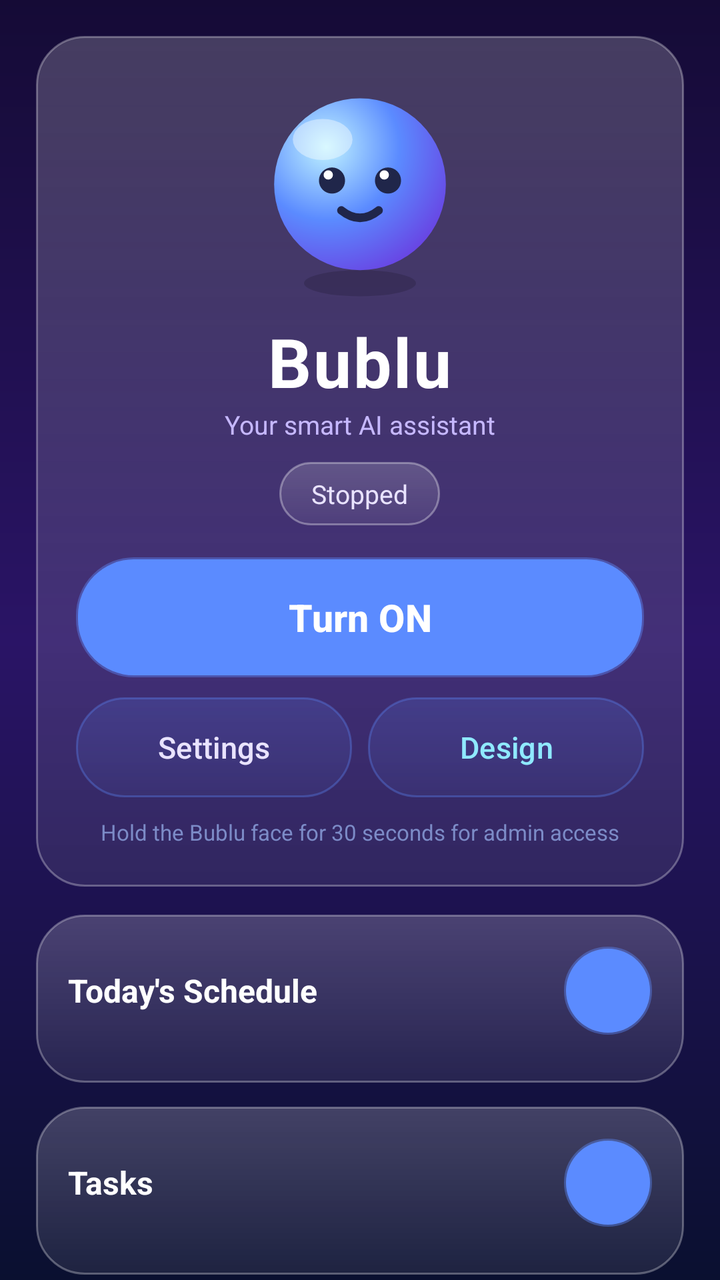
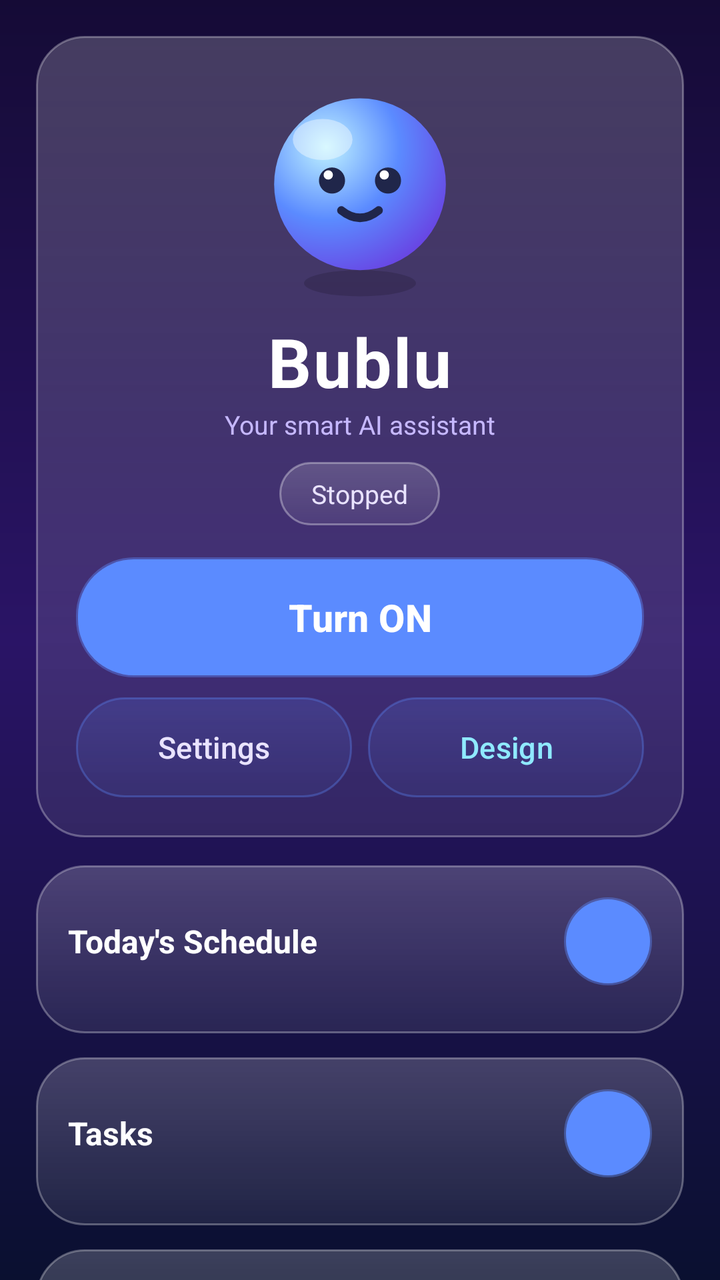

Screens rendered from an Android XML layout before and after an edit, with the pre-edit source and the edit as a unified diff.
<!-- AndroidManifest.xml: application theme Theme.Mitra -->
<!-- res/layout/activity_main.xml -->
<?xml version="1.0" encoding="utf-8"?>
<ScrollView xmlns:android="http://schemas.android.com/apk/res/android"
    android:layout_width="match_parent"
    android:layout_height="match_parent"
    android:background="@drawable/bg_premium"
    android:fillViewport="true"
    android:scrollbars="none">

    <LinearLayout
        android:layout_width="match_parent"
        android:layout_height="wrap_content"
        android:orientation="vertical"
        android:padding="18dp">

        <LinearLayout
            android:layout_width="match_parent"
            android:layout_height="wrap_content"
            android:orientation="vertical"
            android:gravity="center_horizontal"
            android:background="@drawable/card_glass"
            android:padding="20dp">

            <ImageView
                android:id="@+id/avatarImg"
                android:layout_width="112dp"
                android:layout_height="112dp"
                android:src="@drawable/char_idle"
                android:contentDescription="Bublu" />

            <TextView
                android:layout_width="wrap_content"
                android:layout_height="wrap_content"
                android:layout_marginTop="8dp"
                android:text="Bublu"
                android:textColor="#FFFFFF"
                android:textStyle="bold"
                android:textSize="34sp"
                android:letterSpacing="0.03" />

            <TextView
                android:layout_width="wrap_content"
                android:layout_height="wrap_content"
                android:text="Your smart AI assistant"
                android:textColor="#C6B8FF"
                android:textSize="13sp" />

            <TextView
                android:id="@+id/statusTxt"
                android:layout_width="wrap_content"
                android:layout_height="wrap_content"
                android:layout_marginTop="10dp"
                android:background="@drawable/btn_glass"
                android:paddingLeft="16dp"
                android:paddingRight="16dp"
                android:paddingTop="7dp"
                android:paddingBottom="7dp"
                android:text="Stopped"
                android:textColor="#E9E3FF"
                android:textSize="13sp" />

            <Button
                android:id="@+id/toggleBtn"
                android:layout_width="match_parent"
                android:layout_height="60dp"
                android:layout_marginTop="16dp"
                android:background="@drawable/btn_3d"
                android:text="Turn ON"
                android:textAllCaps="false"
                android:textColor="#FFFFFF"
                android:textSize="19sp"
                android:textStyle="bold" />

            <LinearLayout
                android:layout_width="match_parent"
                android:layout_height="wrap_content"
                android:layout_marginTop="10dp"
                android:orientation="horizontal">

                <Button
                    android:id="@+id/setBtn"
                    android:layout_width="0dp"
                    android:layout_height="50dp"
                    android:layout_weight="1"
                    android:background="@drawable/btn_glass"
                    android:text="Settings"
                    android:textAllCaps="false"
                    android:textColor="#E9E3FF"
                    android:textSize="15sp" />

                <Button
                    android:id="@+id/designBtn"
                    android:layout_width="0dp"
                    android:layout_height="50dp"
                    android:layout_marginLeft="8dp"
                    android:layout_weight="1"
                    android:background="@drawable/btn_glass"
                    android:text="Design"
                    android:textAllCaps="false"
                    android:textColor="#8FE9FF"
                    android:textSize="15sp" />
            </LinearLayout>

            <TextView
                android:layout_width="match_parent"
                android:layout_height="wrap_content"
                android:layout_marginTop="10dp"
                android:gravity="center"
                android:text="Hold the Bublu face for 30 seconds for admin access"
                android:textColor="#7C8BC7"
                android:textSize="11sp" />
        </LinearLayout>

        <LinearLayout
            android:layout_width="match_parent"
            android:layout_height="wrap_content"
            android:orientation="vertical"
            android:layout_marginTop="14dp"
            android:background="@drawable/card_glass"
            android:padding="16dp">

            <LinearLayout
                android:layout_width="match_parent"
                android:layout_height="wrap_content"
                android:orientation="horizontal"
                android:gravity="center_vertical">

                <TextView
                    android:layout_width="0dp"
                    android:layout_height="wrap_content"
                    android:layout_weight="1"
                    android:text="Today's Schedule"
                    android:textColor="#FFFFFF"
                    android:textStyle="bold"
                    android:textSize="16sp" />

                <Button
                    android:id="@+id/addSched"
                    android:layout_width="44dp"
                    android:layout_height="44dp"
                    android:background="@drawable/btn_3d"
                    android:text="+"
                    android:textColor="#FFFFFF"
                    android:textSize="20sp"
                    android:textStyle="bold" />
            </LinearLayout>

            <LinearLayout
                android:id="@+id/schedBox"
                android:layout_width="match_parent"
                android:layout_height="wrap_content"
                android:orientation="vertical"
                android:layout_marginTop="8dp" />
        </LinearLayout>

        <LinearLayout
            android:layout_width="match_parent"
            android:layout_height="wrap_content"
            android:orientation="vertical"
            android:layout_marginTop="12dp"
            android:background="@drawable/card_glass"
            android:padding="16dp">

            <LinearLayout
                android:layout_width="match_parent"
                android:layout_height="wrap_content"
                android:orientation="horizontal"
                android:gravity="center_vertical">

                <TextView
                    android:layout_width="0dp"
                    android:layout_height="wrap_content"
                    android:layout_weight="1"
                    android:text="Tasks"
                    android:textColor="#FFFFFF"
                    android:textStyle="bold"
                    android:textSize="16sp" />

                <Button
                    android:id="@+id/addTask"
                    android:layout_width="44dp"
                    android:layout_height="44dp"
                    android:background="@drawable/btn_3d"
                    android:text="+"
                    android:textColor="#FFFFFF"
                    android:textSize="20sp"
                    android:textStyle="bold" />
            </LinearLayout>

            <LinearLayout
                android:id="@+id/taskBox"
                android:layout_width="match_parent"
                android:layout_height="wrap_content"
                android:orientation="vertical"
                android:layout_marginTop="8dp" />
        </LinearLayout>

        <LinearLayout
            android:layout_width="match_parent"
            android:layout_height="wrap_content"
            android:orientation="vertical"
            android:layout_marginTop="12dp"
            android:background="@drawable/card_glass"
            android:padding="16dp">

            <LinearLayout
                android:layout_width="match_parent"
                android:layout_height="wrap_content"
                android:orientation="horizontal"
                android:gravity="center_vertical">

                <TextView
                    android:layout_width="0dp"
                    android:layout_height="wrap_content"
                    android:layout_weight="1"
                    android:text="Notes"
                    android:textColor="#FFFFFF"
                    android:textStyle="bold"
                    android:textSize="16sp" />

                <Button
                    android:id="@+id/addNote"
                    android:layout_width="44dp"
                    android:layout_height="44dp"
                    android:background="@drawable/btn_3d"
                    android:text="+"
                    android:textColor="#FFFFFF"
                    android:textSize="20sp"
                    android:textStyle="bold" />
            </LinearLayout>

            <LinearLayout
                android:id="@+id/noteBox"
                android:layout_width="match_parent"
                android:layout_height="wrap_content"
                android:orientation="vertical"
                android:layout_marginTop="8dp" />
        </LinearLayout>

        <LinearLayout
            android:layout_width="match_parent"
            android:layout_height="wrap_content"
            android:orientation="vertical"
            android:layout_marginTop="12dp"
            android:background="@drawable/card_glass"
            android:padding="16dp">

            <LinearLayout
                android:layout_width="match_parent"
                android:layout_height="wrap_content"
                android:orientation="horizontal"
                android:gravity="center_vertical">

                <TextView
                    android:layout_width="0dp"
                    android:layout_height="wrap_content"
                    android:layout_weight="1"
                    android:text="Important WhatsApp Groups"
                    android:textColor="#FFFFFF"
                    android:textStyle="bold"
                    android:textSize="16sp" />

                <Button
                    android:id="@+id/addGroup"
                    android:layout_width="44dp"
                    android:layout_height="44dp"
                    android:background="@drawable/btn_3d"
                    android:text="+"
                    android:textColor="#FFFFFF"
                    android:textSize="20sp"
                    android:textStyle="bold" />
            </LinearLayout>

            <LinearLayout
                android:id="@+id/groupBox"
                android:layout_width="match_parent"
                android:layout_height="wrap_content"
                android:orientation="vertical"
                android:layout_marginTop="8dp" />
        </LinearLayout>

        <LinearLayout
            android:layout_width="match_parent"
            android:layout_height="wrap_content"
            android:orientation="vertical"
            android:layout_marginTop="12dp"
            android:background="@drawable/card_glass"
            android:padding="16dp">

            <LinearLayout
                android:layout_width="match_parent"
                android:layout_height="wrap_content"
                android:orientation="horizontal"
                android:gravity="center_vertical">

                <TextView
                    android:layout_width="0dp"
                    android:layout_height="wrap_content"
                    android:layout_weight="1"
                    android:text="Nicknames (Aliases)"
                    android:textColor="#FFFFFF"
                    android:textStyle="bold"
                    android:textSize="16sp" />

                <Button
                    android:id="@+id/addAlias"
                    android:layout_width="44dp"
                    android:layout_height="44dp"
                    android:background="@drawable/btn_3d"
                    android:text="+"
                    android:textColor="#FFFFFF"
                    android:textSize="20sp"
                    android:textStyle="bold" />
            </LinearLayout>

            <LinearLayout
                android:id="@+id/aliasBox"
                android:layout_width="match_parent"
                android:layout_height="wrap_content"
                android:orientation="vertical"
                android:layout_marginTop="8dp" />
        </LinearLayout>

        <LinearLayout
            android:layout_width="match_parent"
            android:layout_height="wrap_content"
            android:orientation="vertical"
            android:layout_marginTop="12dp"
            android:layout_marginBottom="20dp"
            android:background="@drawable/card_glass"
            android:padding="16dp">

            <LinearLayout
                android:layout_width="match_parent"
                android:layout_height="wrap_content"
                android:orientation="horizontal"
                android:gravity="center_vertical">

                <TextView
                    android:layout_width="0dp"
                    android:layout_height="wrap_content"
                    android:layout_weight="1"
                    android:text="Birthdays &amp; Anniversaries"
                    android:textColor="#FFFFFF"
                    android:textStyle="bold"
                    android:textSize="16sp" />

                <Button
                    android:id="@+id/addEvent"
                    android:layout_width="44dp"
                    android:layout_height="44dp"
                    android:background="@drawable/btn_3d"
                    android:text="+"
                    android:textColor="#FFFFFF"
                    android:textSize="20sp"
                    android:textStyle="bold" />
            </LinearLayout>

            <LinearLayout
                android:id="@+id/eventBox"
                android:layout_width="match_parent"
                android:layout_height="wrap_content"
                android:orientation="vertical"
                android:layout_marginTop="8dp" />
        </LinearLayout>

    </LinearLayout>
</ScrollView>
<!-- resources referenced by this layout -->
<resources>
  <!-- drawable bg_premium (drawable) -->
  <?xml version="1.0" encoding="utf-8"?>
  <shape xmlns:android="http://schemas.android.com/apk/res/android" android:shape="rectangle">
      <gradient
          android:startColor="#150B36"
          android:centerColor="#2A1466"
          android:endColor="#0A1030"
          android:angle="270" />
  </shape>
  <!-- drawable btn_3d (drawable) -->
  <?xml version="1.0" encoding="utf-8"?>
  <shape xmlns:android="http://schemas.android.com/apk/res/android" android:shape="rectangle">
      <gradient
          android:startColor="#6C4BFF"
          android:centerColor="#4E8BFF"
          android:endColor="#22D3EE"
          android:angle="0" />
      <corners android:radius="28dp" />
      <stroke android:width="2dp" android:color="#66FFFFFF" />
  </shape>
  <!-- drawable btn_glass (drawable) -->
  <?xml version="1.0" encoding="utf-8"?>
  <shape xmlns:android="http://schemas.android.com/apk/res/android" android:shape="rectangle">
      <gradient android:startColor="#2BFFFFFF" android:endColor="#10FFFFFF" android:angle="270" />
      <corners android:radius="24dp" />
      <stroke android:width="1dp" android:color="#55FFFFFF" />
  </shape>
  <!-- drawable card_glass (drawable) -->
  <?xml version="1.0" encoding="utf-8"?>
  <shape xmlns:android="http://schemas.android.com/apk/res/android" android:shape="rectangle">
      <gradient
          android:startColor="#33FFFFFF"
          android:endColor="#14FFFFFF"
          android:angle="270" />
      <corners android:radius="24dp" />
      <stroke android:width="1dp" android:color="#4DFFFFFF" />
  </shape>
  <!-- drawable char_idle (drawable) -->
  <vector xmlns:android="http://schemas.android.com/apk/res/android"
      xmlns:aapt="http://schemas.android.com/aapt"
      android:width="120dp" android:height="120dp"
      android:viewportWidth="120" android:viewportHeight="120">
      <path android:fillColor="#26000000"
          android:pathData="M60,111 m-30,0 a30,7 0 1,0 60,0 a30,7 0 1,0 -60,0"/>
      <path android:pathData="M60,58 m-46,0 a46,46 0 1,0 92,0 a46,46 0 1,0 -92,0">
          <aapt:attr name="android:fillColor">
              <gradient android:type="radial"
                  android:centerX="42" android:centerY="38" android:gradientRadius="78"
                  android:startColor="#BFF3FF" android:centerColor="#5B8BFF" android:endColor="#6A3BE0"/>
          </aapt:attr>
      </path>
      <path android:fillColor="#66FFFFFF"
          android:pathData="M40,34 m-16,0 a16,11 0 1,0 32,0 a16,11 0 1,0 -32,0"/>
      <path android:fillColor="#20264A"
          android:pathData="M45,56 m-7,0 a7,7 0 1,0 14,0 a7,7 0 1,0 -14,0"/>
      <path android:fillColor="#20264A"
          android:pathData="M75,56 m-7,0 a7,7 0 1,0 14,0 a7,7 0 1,0 -14,0"/>
      <path android:fillColor="#FFFFFF"
          android:pathData="M43,53 m-2.5,0 a2.5,2.5 0 1,0 5,0 a2.5,2.5 0 1,0 -5,0"/>
      <path android:fillColor="#FFFFFF"
          android:pathData="M73,53 m-2.5,0 a2.5,2.5 0 1,0 5,0 a2.5,2.5 0 1,0 -5,0"/>
      <path android:strokeColor="#20264A" android:strokeWidth="4.5" android:strokeLineCap="round"
          android:pathData="M50,72 Q60,80 70,72" android:fillColor="#00000000"/>
  </vector>
  <style name="Theme.Mitra" parent="Theme.Material3.DayNight.NoActionBar">
          <item name="android:statusBarColor">#10163A</item>
          <item name="android:navigationBarColor">#10163A</item>
          <item name="android:windowBackground">#10163A</item>
          <item name="colorPrimary">#5B8BFF</item>
          <item name="colorAccent">#7C3AED</item>
          <item name="android:textColorPrimary">#1B2350</item>
          <item name="alertDialogTheme">@style/BubluDialog</item>
      </style>
  <style name="BubluDialog" parent="ThemeOverlay.Material3.MaterialAlertDialog">
          <item name="colorPrimary">#5B8BFF</item>
          <item name="colorAccent">#7C3AED</item>
          <item name="android:textColorPrimary">#1B2350</item>
      </style>
</resources>

<!-- the commit's change to res/layout/activity_main.xml (unified diff, before → after) -->
@@ -100,14 +100,6 @@
                     android:textSize="15sp" />
             </LinearLayout>
 
-            <TextView
-                android:layout_width="match_parent"
-                android:layout_height="wrap_content"
-                android:layout_marginTop="10dp"
-                android:gravity="center"
-                android:text="Hold the Bublu face for 30 seconds for admin access"
-                android:textColor="#7C8BC7"
-                android:textSize="11sp" />
         </LinearLayout>
 
         <LinearLayout
